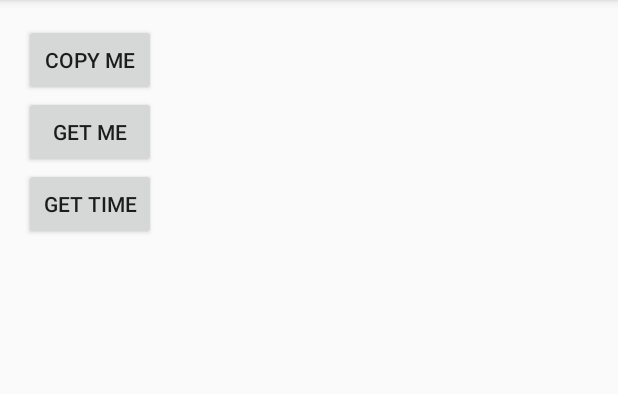
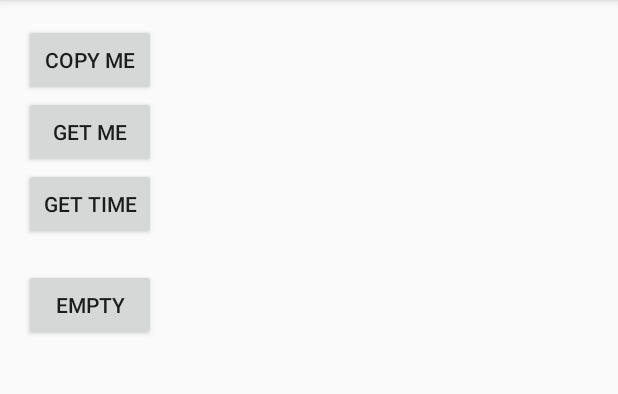
Before and after one commit to zouliping/android-utils, an Android app: the screen it shows after launch (MainActivity), on a phone screen of 412 x 824 dp, the part 84-478 px from its top. Run offline under Robolectric (Android 15) with nearby library versions, the phone set to English and light mode, and no system bars.

Commit message:
新增判空工具类

```diff
--- a/app/src/main/java/me/ellie/utils/MainActivity.java
+++ b/app/src/main/java/me/ellie/utils/MainActivity.java
@@ -3,16 +3,21 @@ package me.ellie.utils;
 import android.os.Bundle;
 import android.support.annotation.Nullable;
 import android.support.v7.app.AppCompatActivity;
+import android.util.SparseArray;
 import android.view.View;
 import android.widget.TextView;
 
+import java.util.ArrayList;
+import java.util.List;
+
 import me.ellie.utils.library.ClipboardUtil;
+import me.ellie.utils.library.EmptyUtil;
 import me.ellie.utils.library.TimeUtil;
 import me.ellie.utils.library.ToastUtil;
 
 public class MainActivity extends AppCompatActivity implements View.OnClickListener {
 
-    private TextView tvShowTime;
+    private TextView tvShowTime, tvEmpty;
 
     @Override
     protected void onCreate(@Nullable Bundle savedInstanceState) {
@@ -22,6 +27,8 @@ public class MainActivity extends AppCompatActivity implements View.OnClickListe
         findViewById(R.id.main_get_btn).setOnClickListener(this);
         findViewById(R.id.main_get_time_btn).setOnClickListener(this);
         tvShowTime = (TextView) findViewById(R.id.main_show_time_tv);
+        findViewById(R.id.main_empty_btn).setOnClickListener(this);
+        tvEmpty = (TextView) findViewById(R.id.main_show_empty_tv);
     }
 
     @Override
@@ -47,6 +54,13 @@ public class MainActivity extends AppCompatActivity implements View.OnClickListe
                 + "get days interval: " + TimeUtil.getDaysInterval("2016-12-10 02:10:10", "2016-11-12 18:10:20") + "\n"
                 );
                 break;
+            case R.id.main_empty_btn:
+                List<String> strList = new ArrayList<>();
+                SparseArray<String> strSA = new SparseArray<>();
+                tvEmpty.setText("strList is empty " + EmptyUtil.isEmpty(strList)
+                        + "\nstrSA is empty " + EmptyUtil.isEmpty(strSA)
+                        + "\n strList is list empty " + EmptyUtil.listIsEmpty(strList));
+                break;
         }
     }
 }
--- a/app/src/main/res/layout/activity_main.xml
+++ b/app/src/main/res/layout/activity_main.xml
@@ -34,4 +34,15 @@
         android:layout_width="match_parent"
         android:layout_height="wrap_content" />
 
+    <Button
+        android:id="@+id/main_empty_btn"
+        android:layout_width="wrap_content"
+        android:layout_height="wrap_content"
+        android:text="empty"/>
+
+    <TextView
+        android:id="@+id/main_show_empty_tv"
+        android:layout_width="match_parent"
+        android:layout_height="wrap_content" />
+
 </LinearLayout>
```
Also changed, not shown: library/src/main/java/me/ellie/utils/library/EmptyUtil.java (added, +74 -0 lines).
